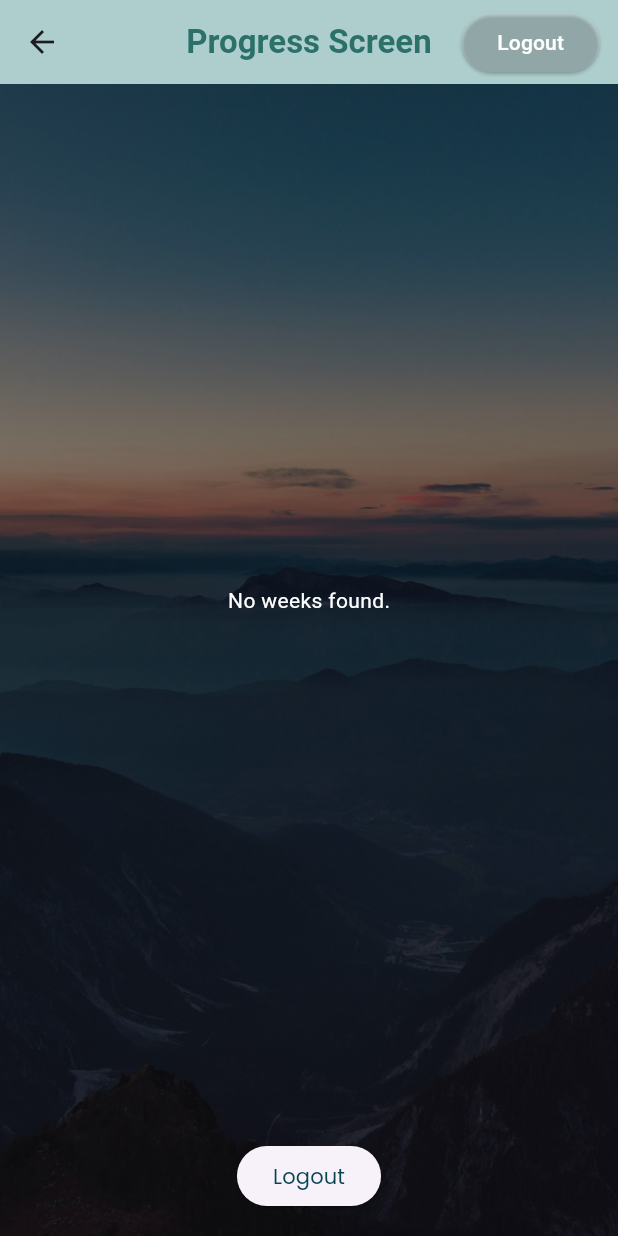
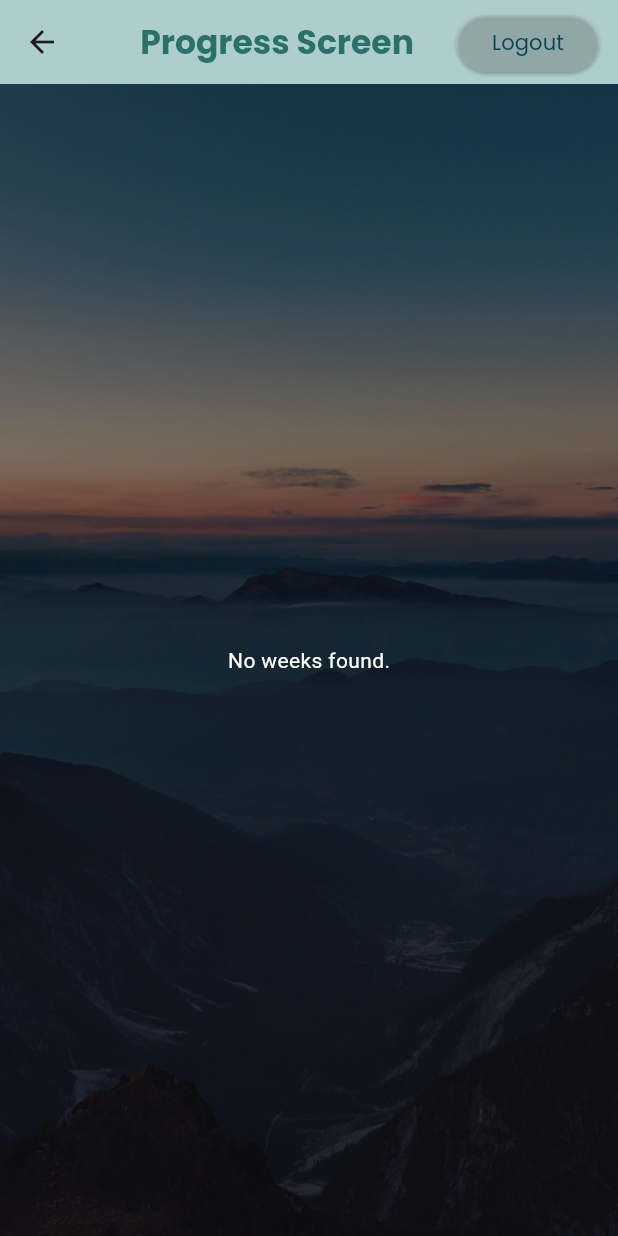
Before and after one commit to myg907/classProject, a Flutter app: the ProgressScreen screen opened directly, on a phone screen of 412 x 824 dp. Run offline on Flutter 3.47's test engine with Material 3 defaults, Android fonts, the phone set to English and light mode, and no system bars; our stand-ins replace cloud_firestore, firebase_auth, firebase_core; accounts and stored records are empty; Roboto replaces fonts that are missing (Popping).

Commit message:
changed font

```diff
--- a/lib/progress_screen.dart
+++ b/lib/progress_screen.dart
@@ -43,7 +43,7 @@ class ProgressScreen extends StatelessWidget {
           "Progress Screen",
           style: TextStyle(
             fontSize: 22,
-            fontFamily: 'Popping',
+            fontFamily: 'Poppins',
             fontWeight: FontWeight.w600,
             color: Color.fromARGB(255, 43, 113, 105),
           ),
@@ -66,7 +66,12 @@ class ProgressScreen extends StatelessWidget {
                   (route) => false,
                 );
               },
-              child: const Text("Logout"),
+              child: const Text("Logout",
+                style: TextStyle(
+                    fontFamily: 'Poppins',
+                    color: Color.fromARGB(255, 8, 67, 82),
+                    ),
+              ),
             ),
           ),
         ],
@@ -145,31 +150,31 @@ class ProgressScreen extends StatelessWidget {
                 ),
               ),
 
-              // ElevatedButton for logout at the bottom
-              Padding(
-                padding: const EdgeInsets.all(16.0),
-                child: ElevatedButton(
-                  onPressed: () {
-                    // Sign out the user and navigate to the login screen
-                    FirebaseAuth.instance.signOut();
+              // // ElevatedButton for logout at the bottom
+              // Padding(
+              //   padding: const EdgeInsets.all(16.0),
+              //   child: ElevatedButton(
+              //     onPressed: () {
+              //       // Sign out the user and navigate to the login screen
+              //       FirebaseAuth.instance.signOut();
 
-                    // Navigate to the login screen and clear the navigation stack
-                    Navigator.of(context).pushAndRemoveUntil(
-                      MaterialPageRoute(
-                        builder: (context) => const LoginScreen(),
-                      ),
-                      (route) => false,
-                    );
-                  },
-                  child: const Text(
-                    "Logout",
-                    style: TextStyle(
-                      fontFamily: 'Poppins',
-                      color: Color.fromARGB(255, 8, 67, 82),
-                    ),
-                  ),
-                ),
-              ),
+              //       // Navigate to the login screen and clear the navigation stack
+              //       Navigator.of(context).pushAndRemoveUntil(
+              //         MaterialPageRoute(
+              //           builder: (context) => const LoginScreen(),
+              //         ),
+              //         (route) => false,
+              //       );
+              //     },
+              //     child: const Text(
+              //       "Logout",
+              //       style: TextStyle(
+              //         fontFamily: 'Poppins',
+              //         color: Color.fromARGB(255, 8, 67, 82),
+              //       ),
+              //     ),
+              //   ),
+              // ),
             ],
           ),
         ],
@@ -193,4 +198,6 @@ class ProgressScreen extends StatelessWidget {
         return const Icon(Icons.help_outline);
     }
   }
+
+
 }
--- a/lib/splash_screen.dart
+++ b/lib/splash_screen.dart
@@ -74,6 +74,7 @@ class SplashScreen extends StatelessWidget {
                         Text(
                           'Breathe in, and Stand Down',
                           style: TextStyle(
+                            fontFamily: 'Poppins',
                             fontSize: 22,
                             fontWeight: FontWeight.w600,
                             color: Colors.teal[800],
@@ -83,6 +84,7 @@ class SplashScreen extends StatelessWidget {
                         Text(
                           'Welcome to a new you, $userEmail',
                           style: TextStyle(
+                            fontFamily: 'Poppins',
                             fontSize: 16,
                             fontStyle: FontStyle.italic,
                             color: Colors.teal[600],
```
Also changed, not shown: lib/week_screen.dart (+8 -1 lines), pubspec.lock.
